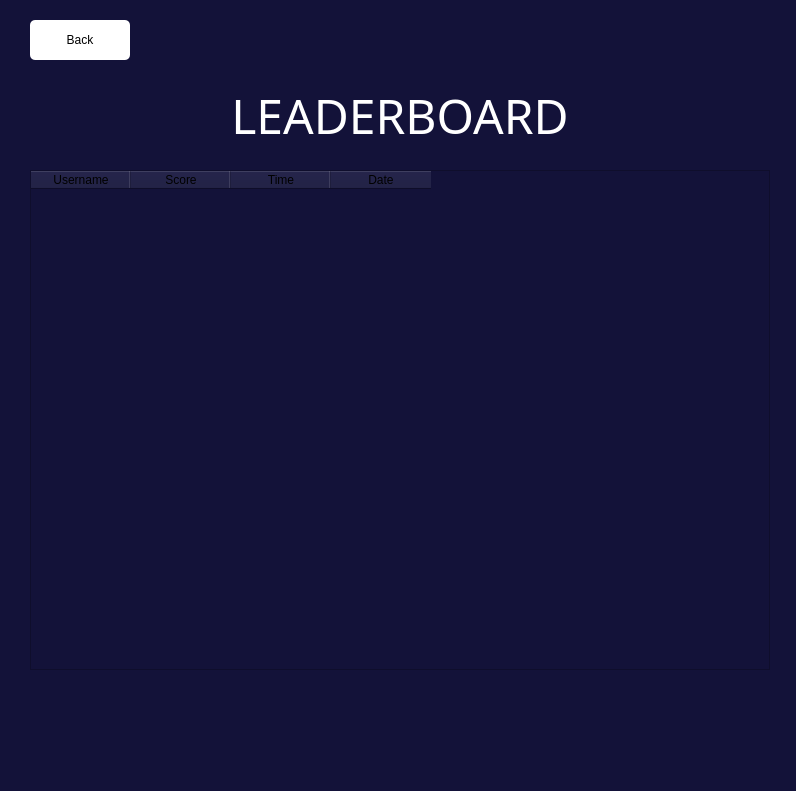
omkar2887/Whack_A_Mole, file ui_files/leaderboard.ui: the form before one commit.
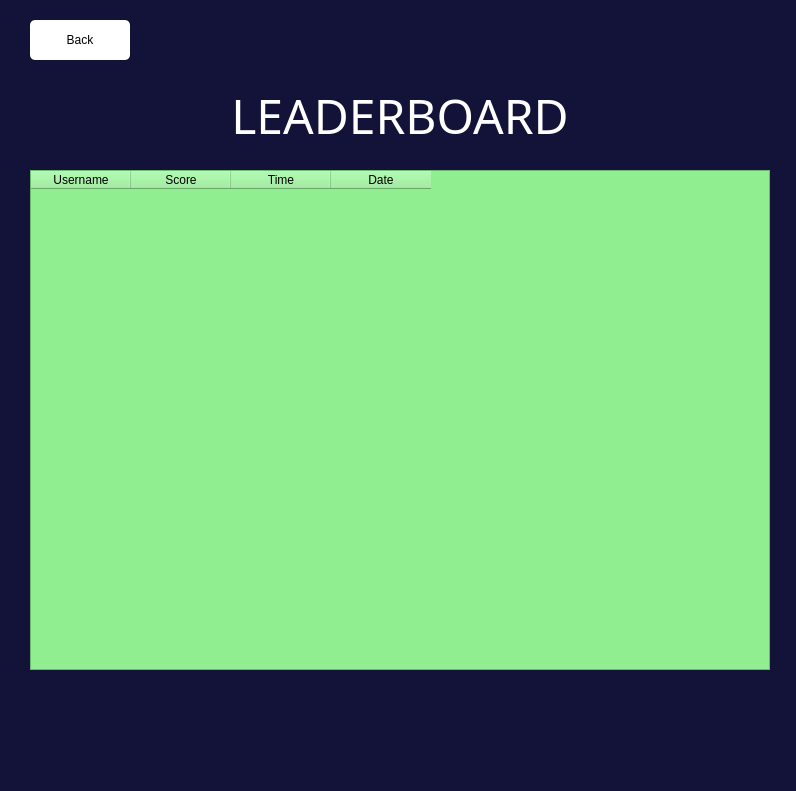
The form after the commit. Icons and pictures are not drawn.

Patch:
```diff
--- a/ui_files/leaderboard.ui
+++ b/ui_files/leaderboard.ui
@@ -88,6 +88,9 @@
      <height>500</height>
     </rect>
    </property>
+   <property name="styleSheet">
+    <string notr="true">background-color: lightgreen;</string>
+   </property>
    <column>
     <property name="text">
      <string>Username</string>
```
